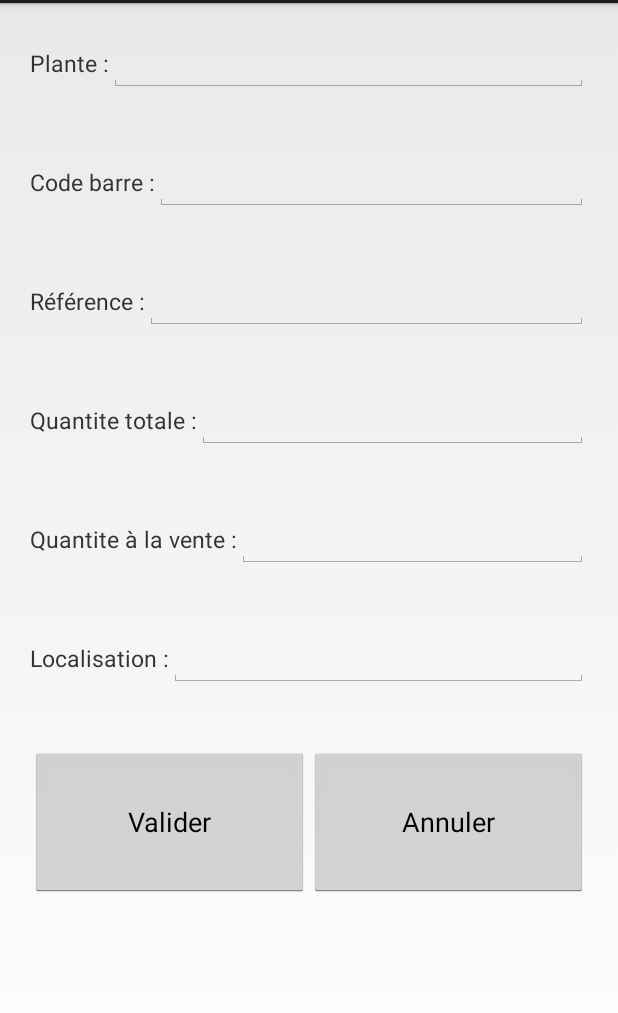
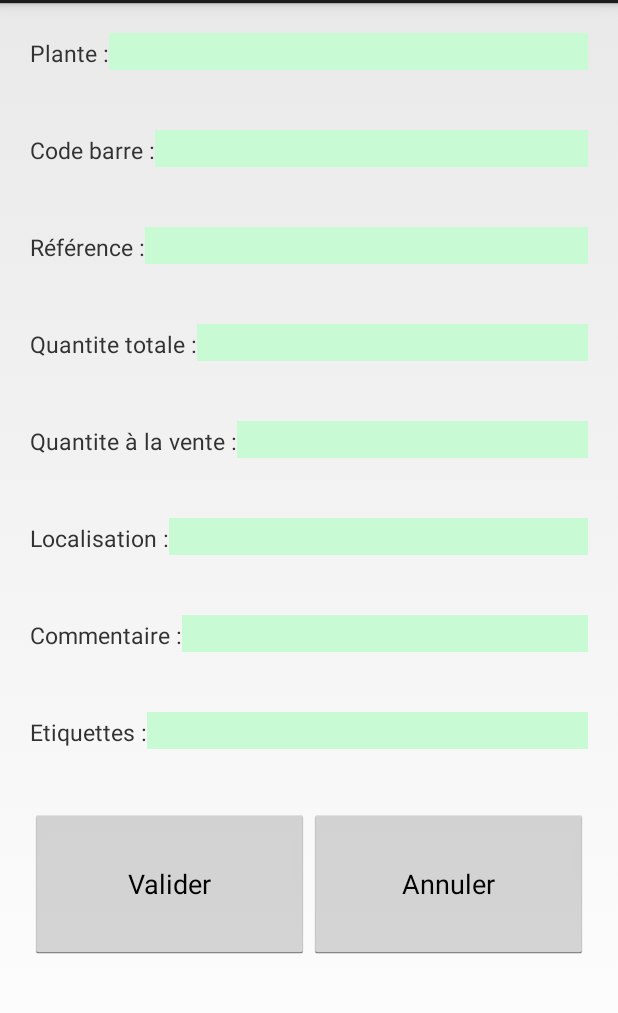
Before and after one commit to jmauffray/LibreInventory, an Android app: the InventoryActivity screen opened directly, with no data from a screen before it, on a phone screen of 412 x 824 dp, the part 69-1082 px from its top. Run offline under Robolectric (Android 15) with nearby library versions, the light colour scheme and no system bars.

Commit message:
Add comment and etiquette nb, change edit text background color

```diff
--- a/app/src/main/java/com/libreinventory/libreinventory/activity/InventoryActivity.java
+++ b/app/src/main/java/com/libreinventory/libreinventory/activity/InventoryActivity.java
@@ -55,6 +55,8 @@ public class InventoryActivity extends Activity implements OnClickListener {
     private EditText mQuantiteText;
     private EditText mQuantiteVenteText;
     private EditText mLocalisationText;
+    private EditText mCommentext;
+    private EditText mEtiquetteNbText;
 
     @Override
     protected void onCreate(Bundle savedInstanceState) {
@@ -69,6 +71,8 @@ public class InventoryActivity extends Activity implements OnClickListener {
         mQuantiteText = (EditText) mRootView.findViewById(R.id.editTextQuantite);
         mQuantiteVenteText = (EditText) mRootView.findViewById(R.id.editTextQuantiteVente);
         mLocalisationText = (EditText) mRootView.findViewById(R.id.editTextLoc);
+        mCommentext = (EditText) mRootView.findViewById(R.id.editTextComment);
+        mEtiquetteNbText = (EditText) mRootView.findViewById(R.id.editTextEtiquetteNb);
 
         //button listeners
         Button b = (Button) mRootView.findViewById(R.id.buttonOk);
@@ -174,11 +178,19 @@ public class InventoryActivity extends Activity implements OnClickListener {
 
         }
 
+        int etiNb = 0;
+        try {
+            etiNb = Integer.parseInt(mEtiquetteNbText.getText().toString());
+        } catch (NumberFormatException e) {
+        }
+
         InventoryItem i = new InventoryItem();
         i.setArticleId(ref);
         i.setQuantite(q);
         i.setQuantiteVente(qv);
         i.setLocalisation(mLocalisationText.getText().toString());
+        i.setComment(mCommentext.getText().toString());
+        i.setEtiquetteNb(etiNb);
 
         //save
         InventoryItemDAO dao = new InventoryItemDAO(mRootView.getContext());
@@ -202,6 +214,8 @@ public class InventoryActivity extends Activity implements OnClickListener {
         mQuantiteText.setText("");
         mQuantiteVenteText.setText("");
         mLocalisationText.setText("");
+        mCommentext.setText("");
+        mEtiquetteNbText.setText("");
     }
 
 }
--- a/app/src/main/res/layout/activity_inventory.xml
+++ b/app/src/main/res/layout/activity_inventory.xml
@@ -23,7 +23,8 @@
             android:layout_width="match_parent"
             android:layout_height="wrap_content"
             android:inputType="textMultiLine"
-            android:text="">
+            android:text=""
+            android:background="#c8fbd3">
 
             <requestFocus />
         </AutoCompleteTextView>
@@ -47,7 +48,8 @@
             android:id="@+id/editTextBarCode"
             android:layout_width="fill_parent"
             android:layout_height="wrap_content"
-            android:inputType="number"></EditText>
+            android:inputType="number"
+            android:background="#c8fbd3"></EditText>
 
     </LinearLayout>
 
@@ -69,7 +71,8 @@
             android:layout_width="fill_parent"
             android:layout_height="wrap_content"
             android:layout_column="1"
-            android:inputType="number"></EditText>
+            android:inputType="number"
+            android:background="#c8fbd3"></EditText>
 
     </LinearLayout>
 
@@ -91,7 +94,8 @@
             android:layout_width="fill_parent"
             android:layout_height="wrap_content"
             android:inputType="numberDecimal"
-            android:text="" />
+            android:text=""
+            android:background="#c8fbd3" />
 
     </LinearLayout>
 
@@ -113,7 +117,8 @@
             android:layout_width="fill_parent"
             android:layout_height="wrap_content"
             android:inputType="numberDecimal"
-            android:text="" />
+            android:text=""
+            android:background="#c8fbd3" />
 
     </LinearLayout>
 
@@ -135,7 +140,54 @@
             android:layout_width="fill_parent"
             android:layout_height="wrap_content"
             android:inputType="text"
-            android:text="" />
+            android:text=""
+            android:background="#c8fbd3" />
+
+    </LinearLayout>
+
+    <!-- comment -->
+    <LinearLayout
+        android:layout_width="fill_parent"
+        android:layout_height="wrap_content"
+        android:orientation="horizontal"
+        android:layout_margin="20sp" >
+
+        <TextView
+            android:layout_width="wrap_content"
+            android:layout_height="wrap_content"
+            android:text="Commentaire :"
+            android:textSize="15sp"  />
+
+        <EditText
+            android:id="@+id/editTextComment"
+            android:layout_width="fill_parent"
+            android:layout_height="wrap_content"
+            android:inputType="text"
+            android:text=""
+            android:background="#c8fbd3" />
+
+    </LinearLayout>
+
+    <!-- etiquette number -->
+    <LinearLayout
+        android:layout_width="fill_parent"
+        android:layout_height="wrap_content"
+        android:orientation="horizontal"
+        android:layout_margin="20sp" >
+
+        <TextView
+            android:layout_width="wrap_content"
+            android:layout_height="wrap_content"
+            android:text="Etiquettes :"
+            android:textSize="15sp"  />
+
+        <EditText
+            android:id="@+id/editTextEtiquetteNb"
+            android:layout_width="fill_parent"
+            android:layout_height="wrap_content"
+            android:inputType="number"
+            android:text=""
+            android:background="#c8fbd3" />
 
     </LinearLayout>
 
```
Also changed, not shown: app/src/main/java/com/libreinventory/libreinventory/db/InventoryItemDAO.java (+7 -1 lines), app/src/main/java/com/libreinventory/libreinventory/db/MySQLiteHelper.java (+6 -2 lines), app/src/main/java/com/libreinventory/libreinventory/model/InventoryItem.java (+25 -2 lines), app/src/main/java/com/libreinventory/libreinventory/worker/ExportInventory.java (+12 -0 lines).
